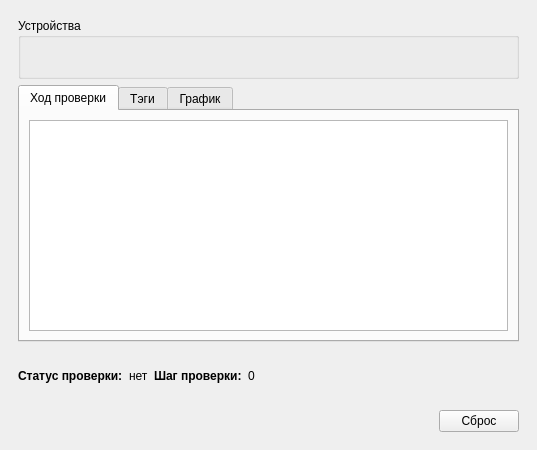
The window that src/mainwindow.ui (io2357911/tqma335x-panel) describes before a commit, drawn with Qt 5.
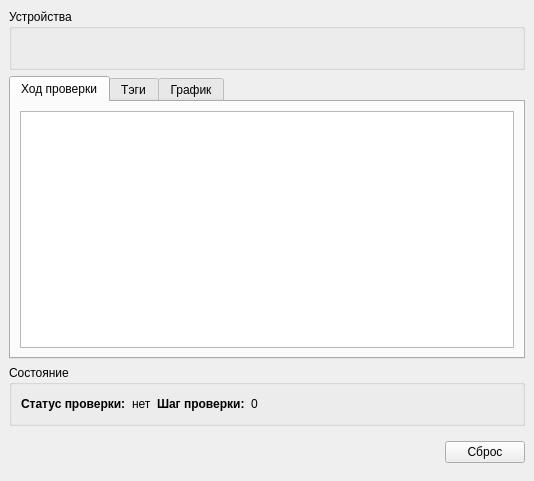
The same window after the commit. Custom widgets are drawn as their Qt base class.

Commit message:
Мелкие правки интерфейса
stable

```diff
--- a/src/mainwindow.ui
+++ b/src/mainwindow.ui
@@ -6,8 +6,8 @@
    <rect>
     <x>0</x>
     <y>0</y>
-    <width>537</width>
-    <height>450</height>
+    <width>534</width>
+    <height>481</height>
    </rect>
   </property>
   <property name="sizePolicy">
@@ -20,9 +20,6 @@
    <string>Панель tqma3352</string>
   </property>
   <widget class="QWidget" name="centralwidget">
-   <layout class="QGridLayout" name="gridLayout_3">
-    <item row="0" column="0">
-     <widget class="QWidget" name="widget" native="true">
       <layout class="QGridLayout" name="gridLayout">
        <item row="0" column="0">
         <widget class="QGroupBox" name="groupBox">
@@ -99,31 +96,24 @@
          </widget>
         </widget>
        </item>
-      </layout>
-     </widget>
-    </item>
-    <item row="1" column="0">
-     <widget class="QWidget" name="widget_3" native="true">
-      <layout class="QGridLayout" name="gridLayout_4">
-       <item row="0" column="0">
-        <widget class="QLabel" name="label_2">
-         <property name="font">
-          <font>
-           <weight>75</weight>
-           <bold>true</bold>
-          </font>
-         </property>
-         <property name="text">
-          <string>Статус проверки:</string>
+    <item row="2" column="0">
+     <widget class="QGroupBox" name="groupBox_2">
+      <property name="title">
+       <string>Состояние</string>
+      </property>
+      <layout class="QGridLayout" name="gridLayout_3">
+       <item row="0" column="4">
+        <spacer name="horizontalSpacer_3">
+         <property name="orientation">
+          <enum>Qt::Horizontal</enum>
          </property>
-        </widget>
-       </item>
-       <item row="0" column="1">
-        <widget class="QLabel" name="lStatus">
-         <property name="text">
-          <string>нет</string>
+         <property name="sizeHint" stdset="0">
+          <size>
+           <width>186</width>
+           <height>20</height>
+          </size>
          </property>
-        </widget>
+        </spacer>
        </item>
        <item row="0" column="2">
         <widget class="QLabel" name="label_4">
@@ -138,6 +128,26 @@
          </property>
         </widget>
        </item>
+       <item row="0" column="1">
+        <widget class="QLabel" name="lStatus">
+         <property name="text">
+          <string>нет</string>
+         </property>
+        </widget>
+       </item>
+       <item row="0" column="0">
+        <widget class="QLabel" name="label_2">
+         <property name="font">
+          <font>
+           <weight>75</weight>
+           <bold>true</bold>
+          </font>
+         </property>
+         <property name="text">
+          <string>Статус проверки:</string>
+         </property>
+        </widget>
+       </item>
        <item row="0" column="3">
         <widget class="QLabel" name="lCounter">
          <property name="text">
@@ -145,25 +155,18 @@
          </property>
         </widget>
        </item>
-       <item row="0" column="4">
-        <spacer name="horizontalSpacer_3">
-         <property name="orientation">
-          <enum>Qt::Horizontal</enum>
-         </property>
-         <property name="sizeHint" stdset="0">
-          <size>
-           <width>230</width>
-           <height>20</height>
-          </size>
-         </property>
-        </spacer>
-       </item>
       </layout>
      </widget>
     </item>
-    <item row="2" column="0">
+    <item row="3" column="0">
      <widget class="QWidget" name="widget_2" native="true">
       <layout class="QHBoxLayout" name="hlScripts">
+       <property name="leftMargin">
+        <number>0</number>
+       </property>
+       <property name="rightMargin">
+        <number>0</number>
+       </property>
        <item>
         <spacer name="horizontalSpacer_2">
          <property name="orientation">
```
Lines whose indentation alone changed are shown as unchanged.
